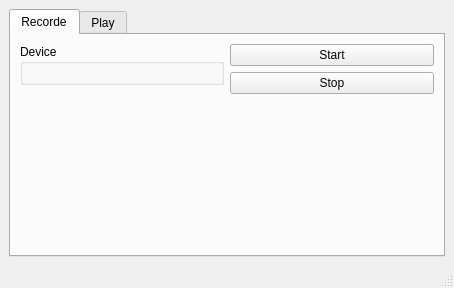
Before: the Qt Designer form src/gui/mainwindow.ui in stu-inc/DataCapture, drawn with Qt 5.
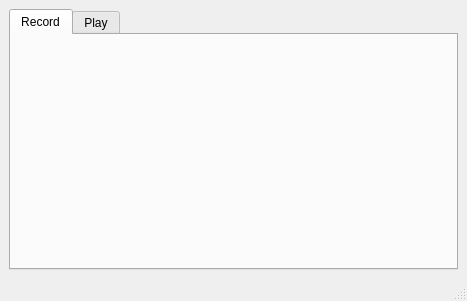
After: the same form once the commit is applied. Custom widgets are drawn as their Qt base class.

```diff
--- a/src/gui/mainwindow.ui
+++ b/src/gui/mainwindow.ui
@@ -6,8 +6,8 @@
    <rect>
     <x>0</x>
     <y>0</y>
-    <width>454</width>
-    <height>288</height>
+    <width>467</width>
+    <height>301</height>
    </rect>
   </property>
   <property name="windowTitle">
@@ -20,76 +20,11 @@
       <property name="currentIndex">
        <number>0</number>
       </property>
-      <widget class="QWidget" name="tabRecorde">
+      <widget class="RecordView" name="tabRecord">
        <attribute name="title">
-        <string>Recorde</string>
+        <string>Record</string>
        </attribute>
-       <layout class="QGridLayout" name="gridLayout_2">
-        <item row="0" column="0">
-         <layout class="QHBoxLayout" name="horizontalLayout_2">
-          <item>
-           <layout class="QVBoxLayout" name="verticalLayout_2">
-            <item>
-             <widget class="QGroupBox" name="groupBox">
-              <property name="title">
-               <string>Device</string>
-              </property>
-              <layout class="QGridLayout" name="gridLayout_3">
-               <item row="0" column="0">
-                <widget class="SerialDeviceView" name="widgetSerialDevice" native="true"/>
-               </item>
-              </layout>
-             </widget>
-            </item>
-            <item>
-             <spacer name="verticalSpacer_2">
-              <property name="orientation">
-               <enum>Qt::Vertical</enum>
-              </property>
-              <property name="sizeHint" stdset="0">
-               <size>
-                <width>20</width>
-                <height>40</height>
-               </size>
-              </property>
-             </spacer>
-            </item>
-           </layout>
-          </item>
-         </layout>
-        </item>
-        <item row="0" column="1">
-         <layout class="QVBoxLayout" name="verticalLayout_3">
-          <item>
-           <widget class="QPushButton" name="pushButton">
-            <property name="text">
-             <string>Start</string>
-            </property>
-           </widget>
-          </item>
-          <item>
-           <widget class="QPushButton" name="pushButton_2">
-            <property name="text">
-             <string>Stop</string>
-            </property>
-           </widget>
-          </item>
-          <item>
-           <spacer name="verticalSpacer">
-            <property name="orientation">
-             <enum>Qt::Vertical</enum>
-            </property>
-            <property name="sizeHint" stdset="0">
-             <size>
-              <width>20</width>
-              <height>40</height>
-             </size>
-            </property>
-           </spacer>
-          </item>
-         </layout>
-        </item>
-       </layout>
+       <layout class="QGridLayout" name="gridLayout_2"/>
       </widget>
       <widget class="QWidget" name="tabPlay">
        <attribute name="title">
@@ -105,7 +40,7 @@
     <rect>
      <x>0</x>
      <y>0</y>
-     <width>454</width>
+     <width>467</width>
      <height>23</height>
     </rect>
    </property>
@@ -114,9 +49,9 @@
  </widget>
  <customwidgets>
   <customwidget>
-   <class>SerialDeviceView</class>
+   <class>RecordView</class>
    <extends>QWidget</extends>
-   <header>gui/SerialDeviceView.hpp</header>
+   <header>gui/RecordView.hpp</header>
    <container>1</container>
   </customwidget>
  </customwidgets>
```
